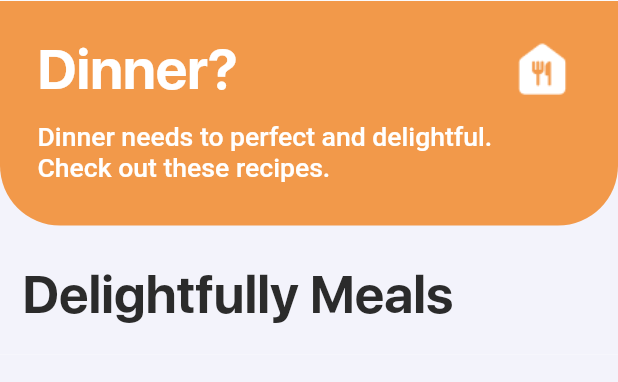
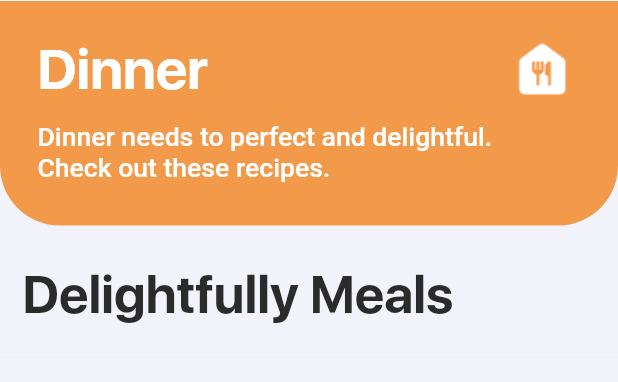
Before and after one commit to omergenckzn/Veggy, a Flutter app: the dinner screen opened by its route, on a phone screen of 412 x 824 dp, the part 123-505 px from its top. Run offline on Flutter 3.47's test engine with Material 2 defaults, Android fonts, the phone set to English and light mode, and no system bars; our stand-ins replace cloud_firestore, firebase_core, firebase_storage; accounts and stored records are empty; Roboto replaces fonts that are missing (Sfui2); project files that could hold a hidden picture were left out.

Commit message:
ui update

```diff
--- a/lib/screens/dessert.dart
+++ b/lib/screens/dessert.dart
@@ -15,6 +15,7 @@ class dessert extends StatefulWidget {
 class _dessertState extends State<dessert> {
 
    CollectionReference dinnerRef = FirebaseFirestore.instance.collection('dessertRecipes');
+   CollectionReference cookiesRef = FirebaseFirestore.instance.collection('cookiesRecipes');
   Color pageThemeColor = Color.fromRGBO(187, 107, 217, 1);
   var storageRef = FirebaseStorage.instance.ref();
 
@@ -265,7 +266,7 @@ class _dessertState extends State<dessert> {
               color: Colors.white,
               height: 261,
               child: StreamBuilder<QuerySnapshot>(
-                  stream: dinnerRef.snapshots(),
+                  stream: cookiesRef.snapshots(),
                   builder: (context, AsyncSnapshot snapshots){
                     if(snapshots.hasError){
                       return Text('no data');
--- a/lib/screens/dinner.dart
+++ b/lib/screens/dinner.dart
@@ -13,6 +13,7 @@ class dinner extends StatefulWidget {
 
 class _dinnerState extends State<dinner> {
   CollectionReference dinnerRef = FirebaseFirestore.instance.collection('dinnerRecipes');
+  CollectionReference fitRef = FirebaseFirestore.instance.collection('fitRecipes');
   Color pageThemeColor = Color.fromRGBO(242, 153, 74, 1);
 
 
@@ -81,7 +82,7 @@ class _dinnerState extends State<dinner> {
                         Expanded(
                           flex: 5,
                           child: Text(
-                            'Dinner?',
+                            'Dinner',
                             style: TextStyle(
                                 fontFamily: "Sfui",
                                 fontWeight: FontWeight.w700,
@@ -273,7 +274,7 @@ class _dinnerState extends State<dinner> {
               color: Colors.white,
               height: 261,
               child: StreamBuilder<QuerySnapshot>(
-                  stream: dinnerRef.snapshots(),
+                  stream: fitRef.snapshots(),
                   builder: (context, AsyncSnapshot snapshots) {
                     if (snapshots.connectionState == ConnectionState.waiting) {
                       return Center(child: CircularProgressIndicator(),);
--- a/lib/screens/fastfood.dart
+++ b/lib/screens/fastfood.dart
@@ -13,6 +13,7 @@ class fastfood extends StatefulWidget {
 
 class _fastfoodState extends State<fastfood> {
   CollectionReference startTheDayRef = FirebaseFirestore.instance.collection('fastFoodRecipes');
+  CollectionReference hamburgerRef = FirebaseFirestore.instance.collection('hamburgerRecipes');
   Color pageThemeColor = Color.fromRGBO(235, 87, 87, 1);
 
 
@@ -262,7 +263,7 @@ class _fastfoodState extends State<fastfood> {
               color: Colors.white,
               height: 261,
               child: StreamBuilder<QuerySnapshot>(
-                  stream: startTheDayRef.snapshots(),
+                  stream: hamburgerRef.snapshots(),
                   builder: (context, AsyncSnapshot snapshots){
                     if(snapshots.hasError){
                       return Text('no data');
--- a/lib/screens/menu_tab.dart
+++ b/lib/screens/menu_tab.dart
@@ -117,7 +117,7 @@ class menuTab extends StatelessWidget {
                 height: MediaQuery.of(context).size.width * 0.17,
                 child: ElevatedButton(
                   style: ElevatedButton.styleFrom(
-                      primary: Color.fromRGBO(255, 255, 255, 1),
+                      backgroundColor: Color.fromRGBO(255, 255, 255, 1),
                       shape: RoundedRectangleBorder(
                           borderRadius: BorderRadius.circular(16)
                       )
@@ -130,7 +130,7 @@ class menuTab extends StatelessWidget {
                       Image.asset('assets/dinner.png'),
                       SizedBox(width: 10,),
                       Text(
-                        'Dinner?',
+                        'Dinner',
                         style: TextStyle(
                             fontFamily: "",
                             fontWeight: FontWeight.w500,
@@ -176,7 +176,7 @@ class menuTab extends StatelessWidget {
                 height: MediaQuery.of(context).size.width * 0.17,
                 child: ElevatedButton(
                   style: ElevatedButton.styleFrom(
-                      primary: Color.fromRGBO(255, 255, 255, 1),
+                      backgroundColor: Color.fromRGBO(255, 255, 255, 1),
                       shape: RoundedRectangleBorder(
                           borderRadius: BorderRadius.circular(16)
                       )
--- a/lib/screens/startTheDay.dart
+++ b/lib/screens/startTheDay.dart
@@ -15,6 +15,7 @@ class startTheDay extends StatefulWidget {
 
 class _startTheDayState extends State<startTheDay> {
   CollectionReference startTheDayRef = FirebaseFirestore.instance.collection('startTheDayRecipes');
+  CollectionReference freshBevRef = FirebaseFirestore.instance.collection('freshBev');
 
   Color pageThemeColor = Color.fromRGBO(242, 201, 76, 1);
 
@@ -265,7 +266,7 @@ class _startTheDayState extends State<startTheDay> {
               color: Colors.white,
               height: 261,
               child: StreamBuilder<QuerySnapshot>(
-                  stream: startTheDayRef.snapshots(),
+                  stream: freshBevRef.snapshots(),
                   builder: (context, AsyncSnapshot snapshots){
                     if(snapshots.hasError){
                       return Text('no data');
```
